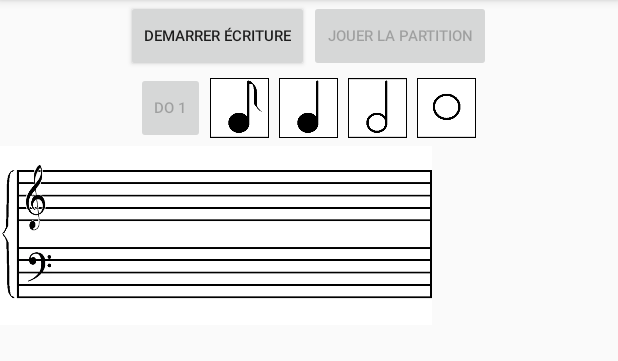
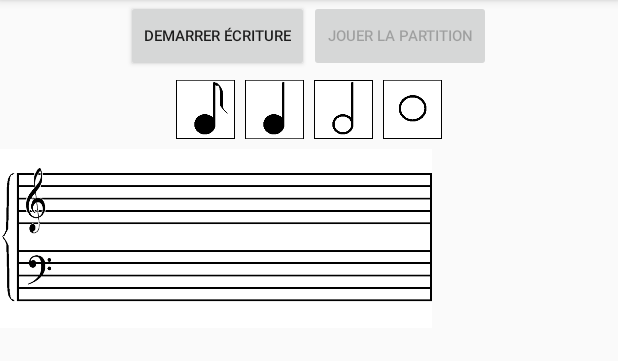
Before and after one commit to Kilian-Pichard/ZicAll, an Android app: the EcriturePartition screen opened directly, with no data from a screen before it, on a phone screen of 412 x 824 dp, the part 84-445 px from its top. Run offline under Robolectric (Android 15) with nearby library versions, the phone set to English and light mode, and no system bars; 2 statements that could not run were skipped.

Commit message:
Suppression du bouton "do1" et changement de l'image pause en une image stop

```diff
--- a/app/src/main/java/iutbayonne/projet/zicall/EcriturePartition.java
+++ b/app/src/main/java/iutbayonne/projet/zicall/EcriturePartition.java
@@ -46,7 +46,6 @@ public class EcriturePartition extends AppCompatActivity {
     private ListView listeLignesPartition;
     private Button btnDemarrageStopEcriture;
     private Button btnJouerPartition;
-    private Button btnDo1;
 
     private ImageView croche;
     private ImageView noire;
@@ -210,17 +209,6 @@ public class EcriturePartition extends AppCompatActivity {
         listeLignesPartition = findViewById(R.id.partition_List_view);
         partition.afficher(listeLignesPartition, getApplicationContext());
 
-        //----ON POURRA SUPPRIMER çA A LA FIN-------------
-        btnDo1 = findViewById(R.id.btnDo1);
-        btnDo1.setEnabled(false);
-        btnDo1.setOnClickListener(new View.OnClickListener() {
-            @Override
-            public void onClick(View v) {
-                partition.ajouterNote(new NotePartition(DO_GAMME_1_NOIRE, R.raw.do2, 1.0), listeLignesPartition, getApplicationContext());
-            }
-        });
-        //------------------------------------------------
-
         //CREATION DISPATCHER POUR RECUPERER LA FREQUENCE
             // Relie l'AudioDispatcher à l'entrée par défaut du smartphone (micro)
             dispatcher = AudioDispatcherFactory.fromDefaultMicrophone(22050,1024,0);
@@ -254,7 +242,6 @@ public class EcriturePartition extends AppCompatActivity {
             public void onClick(View v) {
                 if(!partition.isWritting())
                 {
-                    btnDo1.setEnabled(true);
                     btnDemarrageStopEcriture.setText("Arrêter écriture");
                     partition.setWritting(true);
                 }
@@ -264,7 +251,6 @@ public class EcriturePartition extends AppCompatActivity {
                     dispatcher.stop();
                     audioThread.interrupt();
                     affichageNotes.arreter();
-                    btnDo1.setEnabled(false);
                     btnDemarrageStopEcriture.setText("Demarrer écriture");
                     partition.setWritting(false);
                     partition.initialiserModificationPartition();
--- a/app/src/main/res/layout/activity_apprentissage_piano.xml
+++ b/app/src/main/res/layout/activity_apprentissage_piano.xml
@@ -73,7 +73,7 @@
                     android:layout_width="30dp"
                     android:layout_height="30dp"
                     android:layout_gravity="center"
-                    app:srcCompat="@drawable/pause"
+                    app:srcCompat="@drawable/stop"
                     android:clickable="true"
                     android:focusable="true"
                     android:foreground="?android:attr/selectableItemBackground"/>
--- a/app/src/main/res/layout/activity_ecriture_partition.xml
+++ b/app/src/main/res/layout/activity_ecriture_partition.xml
@@ -40,16 +40,9 @@
 
     <LinearLayout
         android:layout_width="match_parent"
-        android:layout_height="wrap_content"
+        android:layout_height="50dp"
         android:orientation="horizontal"
         android:gravity="center">
-
-        <Button
-            android:id="@+id/btnDo1"
-            android:layout_width="46dp"
-            android:layout_height="wrap_content"
-            android:text="Do 1"
-            android:textSize="10dp" />
 
         <ImageView
             android:id="@+id/choix_croche"
```
Also changed, not shown: app/src/main/res/drawable/pause.png (deleted).
